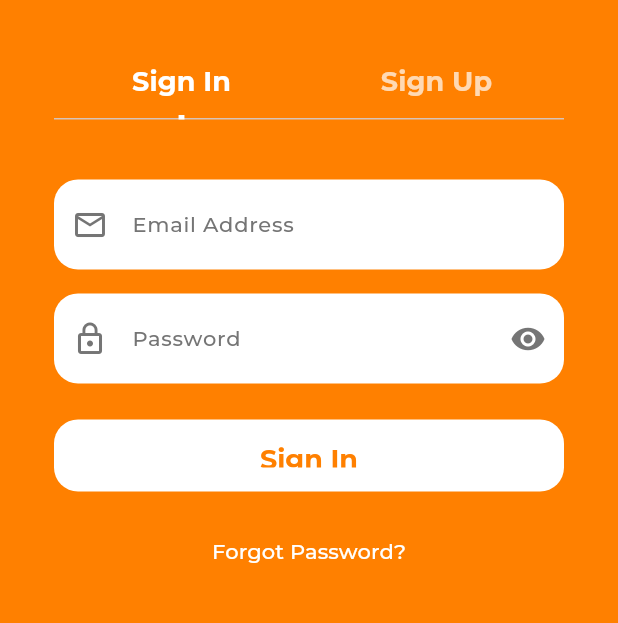
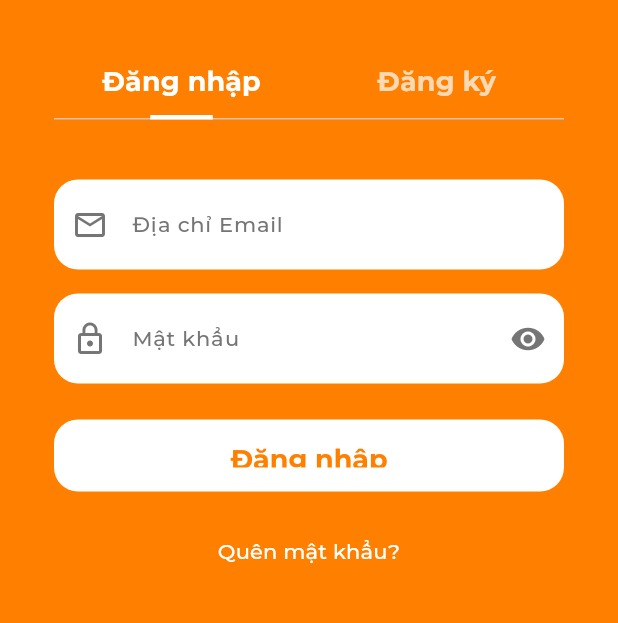
Before and after one commit to ErenKid/LTTBDDNC-BubbleTea, a Flutter app: the AuthScreen screen opened directly, on a phone screen of 412 x 824 dp, the part 407-1030 px from its top. Run offline on Flutter 3.47's test engine with Material 3 defaults, Android fonts, the light colour scheme and no system bars; our stand-ins replace google_fonts; accounts and stored records are empty; network calls fail.

Commit message:
qưqwqwqwq

```diff
--- a/lib/screens/auth_screen.dart
+++ b/lib/screens/auth_screen.dart
@@ -92,8 +92,8 @@ class _AuthScreenState extends State<AuthScreen> with TickerProviderStateMixin {
                       fontSize: 18,
                     ),
                     tabs: const [
-                      Tab(text: 'Sign In'),
-                      Tab(text: 'Sign Up'),
+                      Tab(text: 'Đăng nhập'),
+                      Tab(text: 'Đăng ký'),
                     ],
                   ),
                 ),
@@ -130,15 +130,15 @@ class _AuthScreenState extends State<AuthScreen> with TickerProviderStateMixin {
           const SizedBox(height: 8),
           _buildInputField(
             controller: _emailController,
-            label: 'Email Address',
-            hint: 'Enter your email...',
+            label: 'Địa chỉ Email',
+            hint: 'Nhập Email của bạn...',
             icon: Icons.email_outlined,
             validator: (value) {
               if (value == null || value.isEmpty) {
-                return 'Please enter your email';
+                return 'Vui lòng nhập Email của bạn';
               }
               if (!RegExp(r'^[\w-\.]+@([\w-]+\.)+[\w-]{2,4}\$').hasMatch(value)) {
-                return 'Please enter a valid email';
+                return 'Vui lòng nhập Email chính xác';
               }
               return null;
             },
@@ -146,8 +146,8 @@ class _AuthScreenState extends State<AuthScreen> with TickerProviderStateMixin {
           const SizedBox(height: 16),
           _buildInputField(
             controller: _passwordController,
-            label: 'Password',
-            hint: 'Enter your password...',
+            label: 'Mật khẩu',
+            hint: 'Nhập mật khẩu của bạn...',
             icon: Icons.lock_outline,
             obscureText: _obscurePassword,
             suffixIcon: IconButton(
@@ -160,10 +160,10 @@ class _AuthScreenState extends State<AuthScreen> with TickerProviderStateMixin {
             ),
             validator: (value) {
               if (value == null || value.isEmpty) {
-                return 'Please enter your password';
+                return 'Vui lòng nhập mật khẩu của bạn';
               }
               if (value.length < 6) {
-                return 'Password must be at least 6 characters';
+                return 'Mật khẩu của bạn chỉ được quá 5 ký tự';
               }
               return null;
             },
@@ -195,14 +195,14 @@ class _AuthScreenState extends State<AuthScreen> with TickerProviderStateMixin {
                         valueColor: AlwaysStoppedAnimation<Color>(AppTheme.primaryOrange),
                       ),
                     )
-                  : const Text('Sign In'),
+                  : const Text('Đăng nhập'),
             ),
           ),
           const SizedBox(height: 16),
           TextButton(
             onPressed: _showForgotPasswordDialog,
             child: const Text(
-              'Forgot Password?',
+              'Quên mật khẩu?',
               style: TextStyle(
                 color: Colors.white,
                 fontFamily: 'Montserrat',
@@ -223,12 +223,12 @@ class _AuthScreenState extends State<AuthScreen> with TickerProviderStateMixin {
         children: [
           _buildInputField(
             controller: _nameController,
-            label: 'Full Name',
-            hint: 'Enter your name...',
+            label: 'Họ và Tên',
+            hint: 'Nhập họ tên của bạn...',
             icon: Icons.person_outline,
             validator: (value) {
               if (value == null || value.isEmpty) {
-                return 'Please enter your name';
+                return 'Vui lòng nhập họ tên của bạn';
               }
               return null;
             },
@@ -236,15 +236,15 @@ class _AuthScreenState extends State<AuthScreen> with TickerProviderStateMixin {
           const SizedBox(height: 16),
           _buildInputField(
             controller: _emailController,
-            label: 'Email Address',
-            hint: 'Enter your email...',
+            label: 'Địa chỉ Email',
+            hint: 'Nhập Email của bạn...',
             icon: Icons.email_outlined,
             validator: (value) {
               if (value == null || value.isEmpty) {
-                return 'Please enter your email';
+                return 'Vui lòng nhập Email của bạn...';
               }
               if (!RegExp(r'^[\w-\.]+@([\w-]+\.)+[\w-]{2,4}\$').hasMatch(value)) {
-                return 'Please enter a valid email';
+                return 'Vui lòng nhập Email chính xác';
               }
               return null;
             },
@@ -252,8 +252,8 @@ class _AuthScreenState extends State<AuthScreen> with TickerProviderStateMixin {
           const SizedBox(height: 16),
           _buildInputField(
             controller: _passwordController,
-            label: 'Password',
-            hint: 'Enter your password...',
+            label: 'Mật khẩu',
+            hint: 'Nhập mật khẩu của bạn...',
             icon: Icons.lock_outline,
             obscureText: _obscurePassword,
             suffixIcon: IconButton(
@@ -266,10 +266,10 @@ class _AuthScreenState extends State<AuthScreen> with TickerProviderStateMixin {
             ),
             validator: (value) {
               if (value == null || value.isEmpty) {
-                return 'Please enter your password';
+                return 'Vui lòng nhập mật khẩu của bạn';
               }
               if (value.length < 6) {
-                return 'Password must be at least 6 characters';
+                return 'Mật khẩu của bạn không được quá 5 ký tự';
               }
               return null;
             },
@@ -301,7 +301,7 @@ class _AuthScreenState extends State<AuthScreen> with TickerProviderStateMixin {
                         valueColor: AlwaysStoppedAnimation<Color>(AppTheme.primaryOrange),
                       ),
                     )
-                  : const Text('Sign Up'),
+                  : const Text('Đăng ký'),
             ),
           ),
         ],
@@ -379,7 +379,7 @@ class _AuthScreenState extends State<AuthScreen> with TickerProviderStateMixin {
       if (mounted) {
         ScaffoldMessenger.of(context).showSnackBar(
           SnackBar(
-            content: Text('Sign up failed: \\n${e.toString()}'),
+            content: Text('Đăng ký thất bại: \\n${e.toString()}'),
             backgroundColor: AppTheme.errorRed,
           ),
         );
@@ -399,11 +399,11 @@ class _AuthScreenState extends State<AuthScreen> with TickerProviderStateMixin {
       context: context,
       builder: (context) => AlertDialog(
         backgroundColor: Colors.white,
-        title: const Text('Reset Password', style: TextStyle(fontFamily: 'Montserrat', fontWeight: FontWeight.bold)),
+        title: const Text('Đặt lại mật khẩu', style: TextStyle(fontFamily: 'Montserrat', fontWeight: FontWeight.bold)),
         content: Column(
           mainAxisSize: MainAxisSize.min,
           children: [
-            const Text('Enter your email to receive a password reset link.', style: TextStyle(fontFamily: 'Montserrat')),
+            const Text('Nhập email của bạn để nhận liên kết đặt lại mật khẩu.', style: TextStyle(fontFamily: 'Montserrat')),
             const SizedBox(height: 16),
             TextField(
               controller: emailController,
@@ -418,7 +418,7 @@ class _AuthScreenState extends State<AuthScreen> with TickerProviderStateMixin {
         actions: [
           TextButton(
             onPressed: () => Navigator.pop(context),
-            child: const Text('Cancel', style: TextStyle(fontFamily: 'Montserrat')),
+            child: const Text('Thoát', style: TextStyle(fontFamily: 'Montserrat')),
           ),
           ElevatedButton(
             style: ElevatedButton.styleFrom(
@@ -434,7 +434,7 @@ class _AuthScreenState extends State<AuthScreen> with TickerProviderStateMixin {
                   Navigator.pop(context);
                   ScaffoldMessenger.of(context).showSnackBar(
                     const SnackBar(
-                      content: Text('Password reset email sent!'),
+                      content: Text('Mật khẩu đặt lại email đã gửi!'),
                       backgroundColor: AppTheme.primaryOrange,
                     ),
                   );
@@ -443,7 +443,7 @@ class _AuthScreenState extends State<AuthScreen> with TickerProviderStateMixin {
                 if (mounted) {
                   ScaffoldMessenger.of(context).showSnackBar(
                     SnackBar(
-                      content: Text('Failed to send reset email: \\n${e.toString()}'),
+                      content: Text('Không thể gửi Email đặt lại mật khẩu: \\n${e.toString()}'),
                       backgroundColor: AppTheme.errorRed,
                     ),
                   );
```
Also changed, not shown: lib/screens/home_screen.dart (+10 -10 lines), lib/screens/onboarding_screen.dart (+7 -7 lines), lib/screens/profile_screen.dart (+7 -7 lines), lib/theme/app_theme.dart (+8 -8 lines), pubspec.lock.
